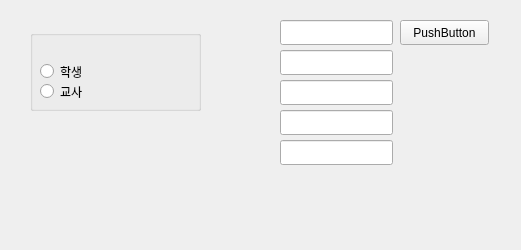
This is main.ui in syarin03/EduApp as Qt 5 draws it before an edit. The edited form follows.
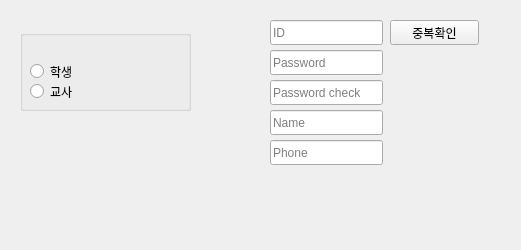
This is the edited form. The open tabs and pages were chosen to show the change.

Commit message: 기숙사 가기 전 커밋

Diff of the .ui file:
```diff
--- a/main.ui
+++ b/main.ui
@@ -16,7 +16,7 @@
   <widget class="QStackedWidget" name="stackedWidget">
    <property name="geometry">
     <rect>
-     <x>0</x>
+     <x>-10</x>
      <y>0</y>
      <width>521</width>
      <height>250</height>
@@ -272,6 +272,9 @@
        <height>25</height>
       </rect>
      </property>
+     <property name="placeholderText">
+      <string>Password</string>
+     </property>
     </widget>
     <widget class="QLineEdit" name="lineEdit_2">
      <property name="geometry">
@@ -282,6 +285,9 @@
        <height>25</height>
       </rect>
      </property>
+     <property name="placeholderText">
+      <string>Password check</string>
+     </property>
     </widget>
     <widget class="QLineEdit" name="lineEdit_3">
      <property name="geometry">
@@ -292,6 +298,9 @@
        <height>25</height>
       </rect>
      </property>
+     <property name="placeholderText">
+      <string>Name</string>
+     </property>
     </widget>
     <widget class="QLineEdit" name="lineEdit_4">
      <property name="geometry">
@@ -302,6 +311,9 @@
        <height>25</height>
       </rect>
      </property>
+     <property name="placeholderText">
+      <string>ID</string>
+     </property>
     </widget>
     <widget class="QLineEdit" name="lineEdit_5">
      <property name="geometry">
@@ -312,6 +324,9 @@
        <height>25</height>
       </rect>
      </property>
+     <property name="placeholderText">
+      <string>Phone</string>
+     </property>
     </widget>
     <widget class="QPushButton" name="pushButton">
      <property name="geometry">
@@ -323,7 +338,7 @@
       </rect>
      </property>
      <property name="text">
-      <string>PushButton</string>
+      <string>중복확인</string>
      </property>
     </widget>
    </widget>
```
